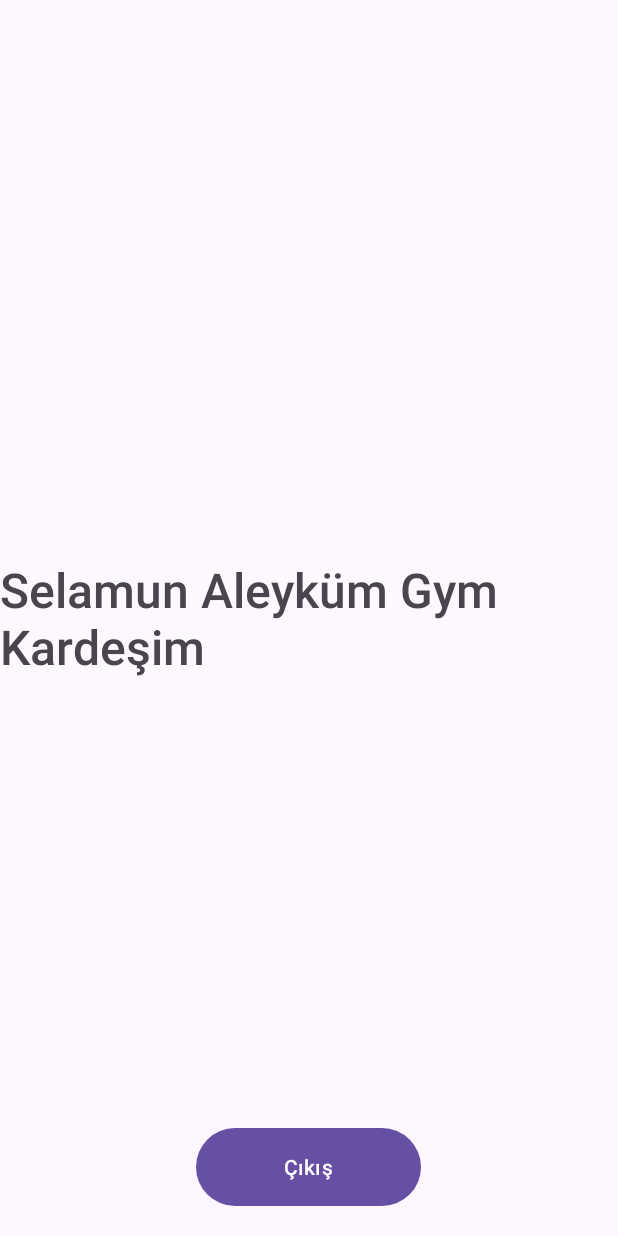
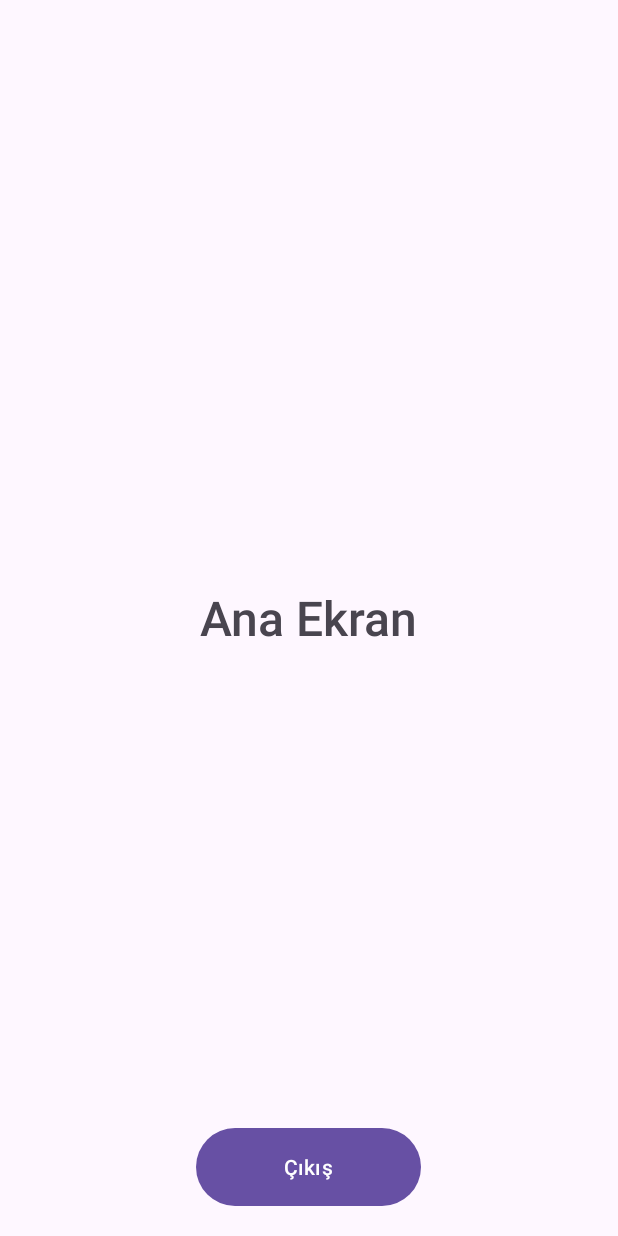
Before and after one commit to gokhangnccn/kisiselfitnessasistan, an Android app: the screen it shows after launch once a user with an empty profile is signed in (MainActivity), on a phone screen of 412 x 824 dp. Run offline under Robolectric (Android 15) with nearby library versions, the phone set to English and light mode, and no system bars; our stand-ins replace Firebase (no records; nobody signed in at launch, a user with empty details on screens opened directly).

Commit message:
KFAMB-25 Kayıt-Giriş işlemleri yapılabiliyor. Ve ana sayfaya yönlendirilebiliyor.

```diff
--- a/app/src/main/res/layout/activity_main.xml
+++ b/app/src/main/res/layout/activity_main.xml
@@ -9,7 +9,7 @@
     <TextView
         android:layout_width="wrap_content"
         android:layout_height="wrap_content"
-        android:text="Selamun Aleyküm Gym Kardeşim"
+        android:text="Ana Ekran"
         android:textSize="32dp"
         android:fontFamily="sans-serif-medium"
         android:layout_centerInParent="true"/>
```
Also changed, not shown: app/src/main/res/drawable/gym11.jpg (deleted), app/src/main/res/drawable/gym2.jpg (deleted), app/src/main/res/drawable/gymbackground.jpg (deleted), app/src/main/res/drawable/pxfuel.jpg (deleted), 1 other file.
